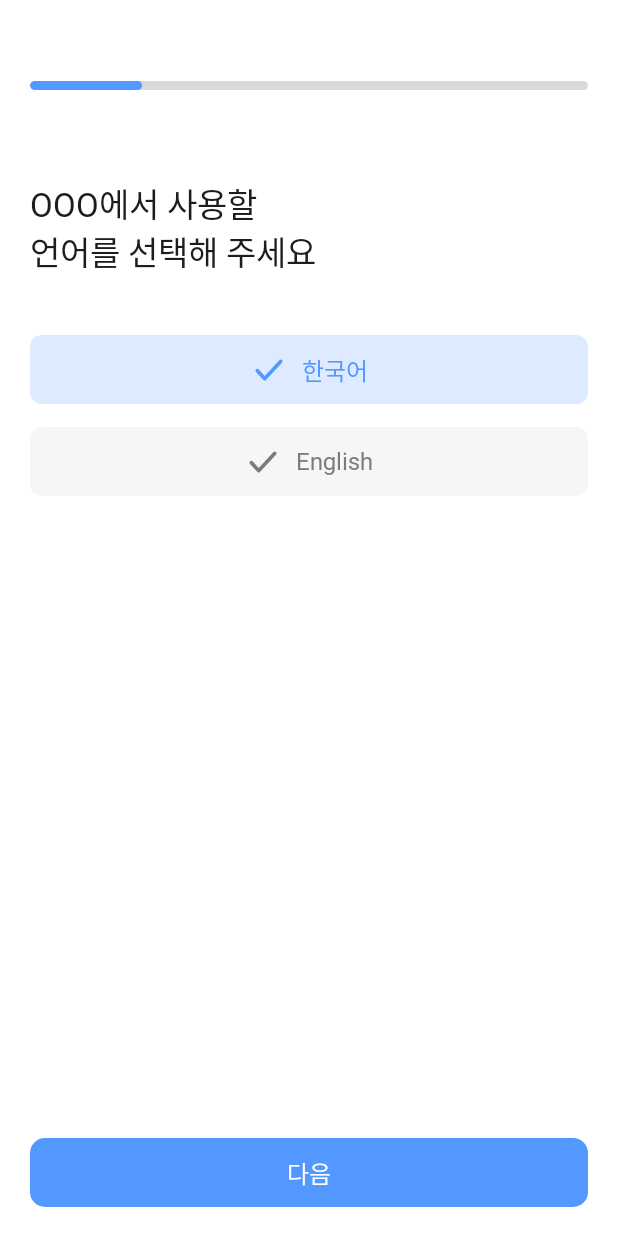
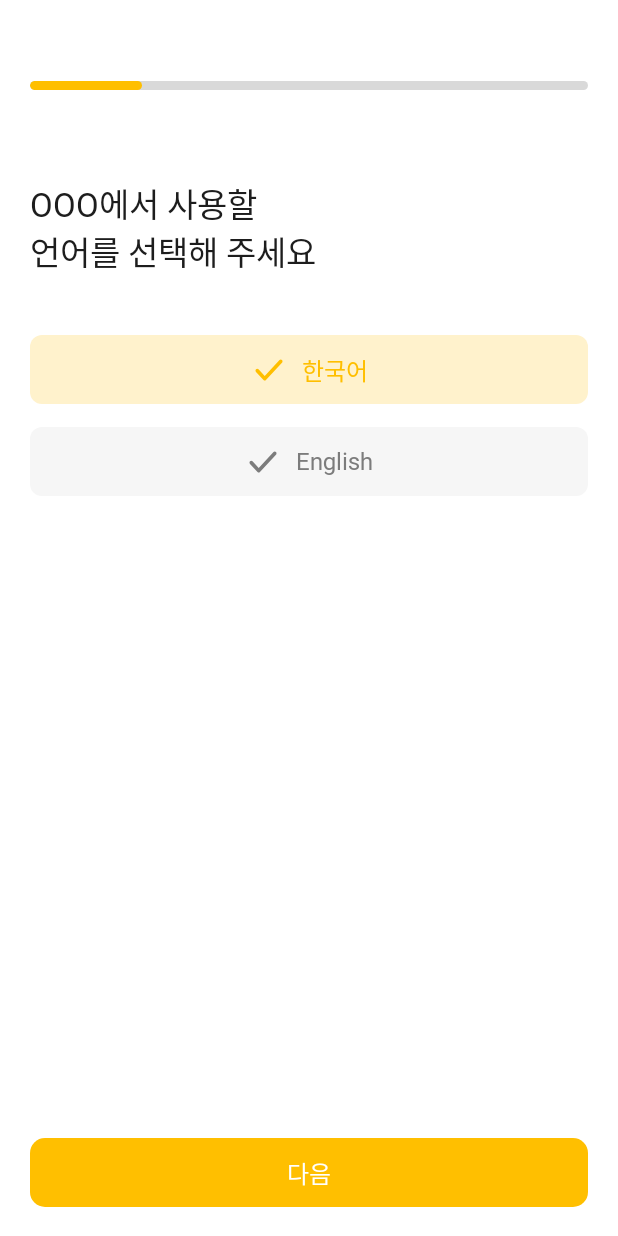
Before and after one commit to Unithon-INU/2025_UNITHON_TEAM_15_FE, an Android app built with Jetpack Compose: the screen it shows after launch (HelpJobActivity), after a tap on "한국어", on a phone screen of 412 x 824 dp. Run offline under Robolectric (Android 15) with nearby library versions, the phone set to English and light mode, and no system bars; our stand-ins replace Dagger/Hilt's generated code, Timber; Roboto replaces fonts that are not available here.

Commit message:
style: 메인 색상 팔레트를 파란색에서 노란색 테마로 변경

```diff
--- a/app/src/main/java/unithon/helpjob/ui/theme/Color.kt
+++ b/app/src/main/java/unithon/helpjob/ui/theme/Color.kt
@@ -14,11 +14,12 @@ val Grey600 = Color(0xFF505050)
 val Grey700 = Color(0xFF1D1D1D)
 
 // Main color
-val Primary500 = Color(0xFF5398FF)  // 메인 색상
-val Primary400 = Color(0xFF75ADFF)
-val Primary300 = Color(0xFF98C1FF)
-val Primary200 = Color(0xFFBAD6FF)
-val Primary100 = Color(0xFFDDEAFF)
+val Primary500 = Color(0xFFFFBF00)  // 메인 색상
+val Primary400 = Color(0xFFFFCC33)
+val Primary300 = Color(0xFFFFD966)
+val Primary200 = Color(0xFFFFE599)
+val Primary100 = Color(0xFFFFF2CC)
+val Primary000 = Color(0xFFFFF9E5)
 
 // Sub color
 val Success = Color(0xFF04CFAB)
```
